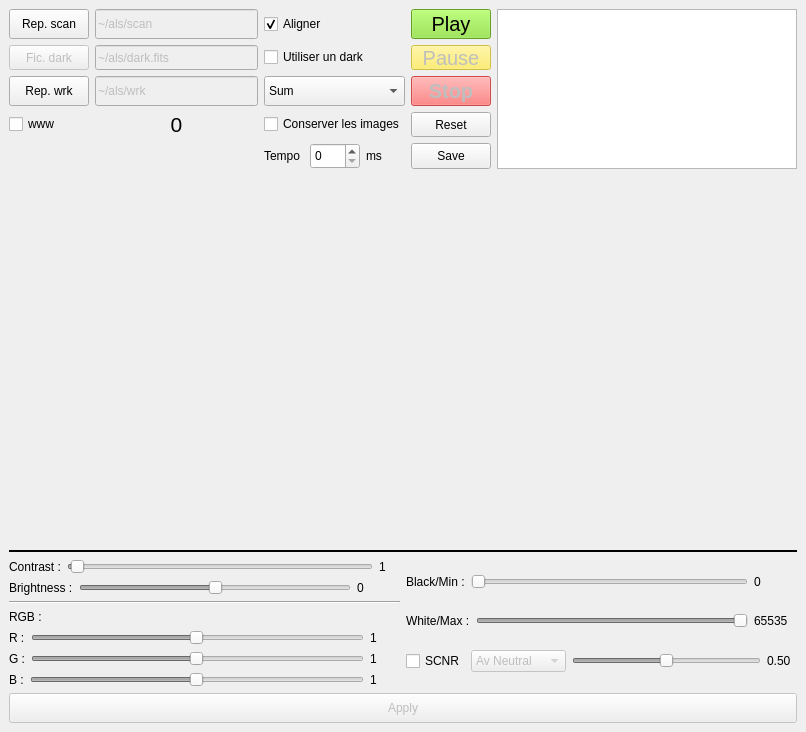
First picture: the form in alsui.ui, repository gehelem/als, before the edit.
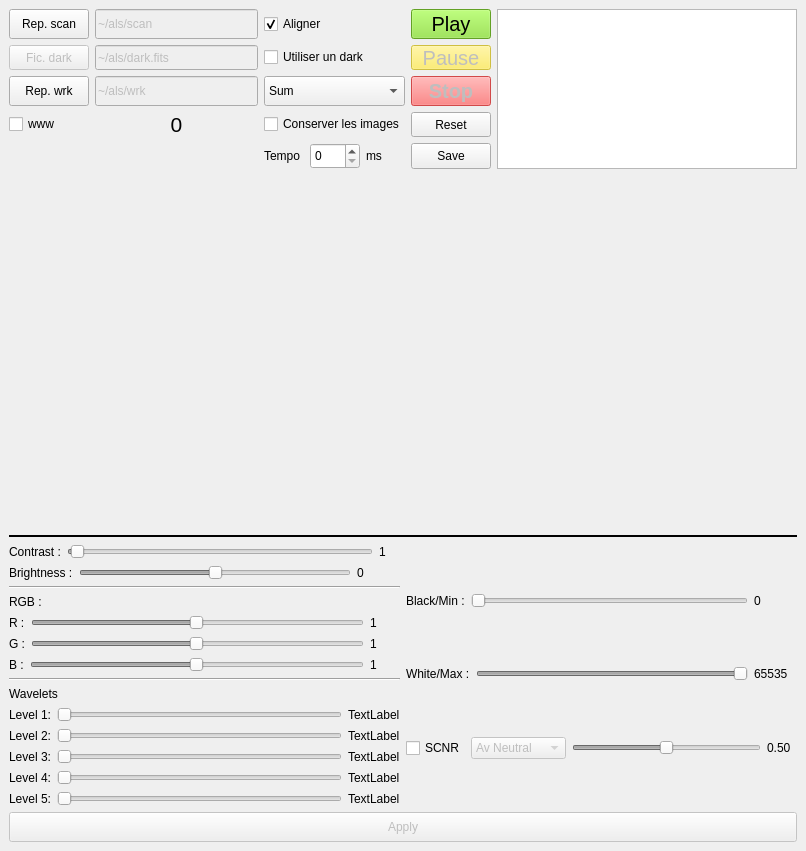
Second picture: the form after the edit. Icons and pictures are not drawn.

Commit message: Created a proper COnfig class that save config whenever it is changed. also fixed a few var name + started to work on wavelets denoising

What changed in the file:
```diff
--- a/alsui.ui
+++ b/alsui.ui
@@ -7,7 +7,7 @@
     <x>0</x>
     <y>0</y>
     <width>806</width>
-    <height>732</height>
+    <height>851</height>
    </rect>
   </property>
   <property name="minimumSize">
@@ -781,6 +781,175 @@
           </item>
          </layout>
         </item>
+        <item>
+         <widget class="Line" name="line_3">
+          <property name="orientation">
+           <enum>Qt::Horizontal</enum>
+          </property>
+         </widget>
+        </item>
+        <item>
+         <widget class="QLabel" name="label_9">
+          <property name="text">
+           <string>Wavelets</string>
+          </property>
+         </widget>
+        </item>
+        <item>
+         <layout class="QHBoxLayout" name="horizontalLayout_16">
+          <item>
+           <widget class="QLabel" name="label_15">
+            <property name="text">
+             <string>Level 1:</string>
+            </property>
+           </widget>
+          </item>
+          <item>
+           <widget class="QSlider" name="horizontalSlider">
+            <property name="enabled">
+             <bool>false</bool>
+            </property>
+            <property name="minimumSize">
+             <size>
+              <width>250</width>
+              <height>0</height>
+             </size>
+            </property>
+            <property name="maximumSize">
+             <size>
+              <width>16777215</width>
+              <height>20</height>
+             </size>
+            </property>
+            <property name="maximum">
+             <number>100</number>
+            </property>
+            <property name="orientation">
+             <enum>Qt::Horizontal</enum>
+            </property>
+           </widget>
+          </item>
+          <item>
+           <widget class="QLabel" name="label_17">
+            <property name="text">
+             <string>TextLabel</string>
+            </property>
+           </widget>
+          </item>
+         </layout>
+        </item>
+        <item>
+         <layout class="QHBoxLayout" name="horizontalLayout_17">
+          <item>
+           <widget class="QLabel" name="label_14">
+            <property name="text">
+             <string>Level 2:</string>
+            </property>
+           </widget>
+          </item>
+          <item>
+           <widget class="QSlider" name="horizontalSlider_2">
+            <property name="maximum">
+             <number>100</number>
+            </property>
+            <property name="orientation">
+             <enum>Qt::Horizontal</enum>
+            </property>
+           </widget>
+          </item>
+          <item>
+           <widget class="QLabel" name="label_18">
+            <property name="text">
+             <string>TextLabel</string>
+            </property>
+           </widget>
+          </item>
+         </layout>
+        </item>
+        <item>
+         <layout class="QHBoxLayout" name="horizontalLayout_18">
+          <item>
+           <widget class="QLabel" name="label_13">
+            <property name="text">
+             <string>Level 3:</string>
+            </property>
+           </widget>
+          </item>
+          <item>
+           <widget class="QSlider" name="horizontalSlider_3">
+            <property name="maximum">
+             <number>100</number>
+            </property>
+            <property name="orientation">
+             <enum>Qt::Horizontal</enum>
+            </property>
+           </widget>
+          </item>
+          <item>
+           <widget class="QLabel" name="label_19">
+            <property name="text">
+             <string>TextLabel</string>
+            </property>
+           </widget>
+          </item>
+         </layout>
+        </item>
+        <item>
+         <layout class="QHBoxLayout" name="horizontalLayout_15">
+          <item>
+           <widget class="QLabel" name="label_16">
+            <property name="text">
+             <string>Level 4:</string>
+            </property>
+           </widget>
+          </item>
+          <item>
+           <widget class="QSlider" name="horizontalSlider_4">
+            <property name="maximum">
+             <number>100</number>
+            </property>
+            <property name="orientation">
+             <enum>Qt::Horizontal</enum>
+            </property>
+           </widget>
+          </item>
+          <item>
+           <widget class="QLabel" name="label_20">
+            <property name="text">
+             <string>TextLabel</string>
+            </property>
+           </widget>
+          </item>
+         </layout>
+        </item>
+        <item>
+         <layout class="QHBoxLayout" name="horizontalLayout_10">
+          <item>
+           <widget class="QLabel" name="label_12">
+            <property name="text">
+             <string>Level 5:</string>
+            </property>
+           </widget>
+          </item>
+          <item>
+           <widget class="QSlider" name="horizontalSlider_5">
+            <property name="maximum">
+             <number>100</number>
+            </property>
+            <property name="orientation">
+             <enum>Qt::Horizontal</enum>
+            </property>
+           </widget>
+          </item>
+          <item>
+           <widget class="QLabel" name="label_21">
+            <property name="text">
+             <string>TextLabel</string>
+            </property>
+           </widget>
+          </item>
+         </layout>
+        </item>
        </layout>
       </item>
       <item>
```
Left out of the diff: 108 changed lines with no effect on the pictures. The commit also changes 4 other files.
